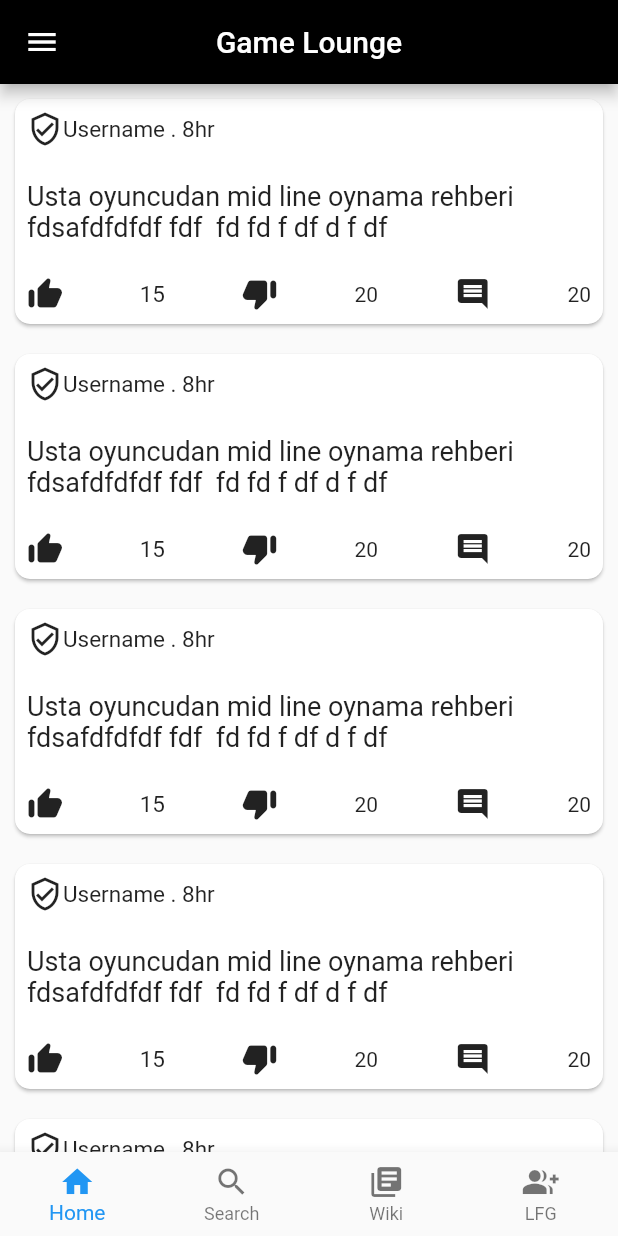
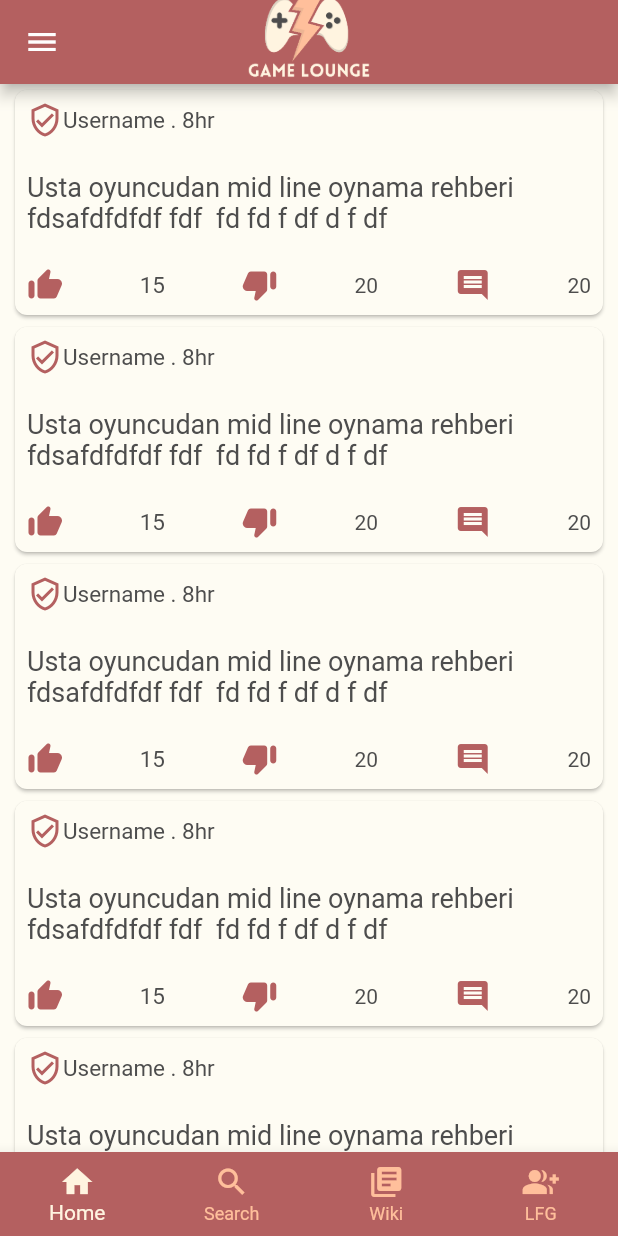
Before and after one commit to bounswe/bounswe2023group6, a Flutter app: the screen it shows after launch, on a phone screen of 412 x 824 dp. Run offline on Flutter 3.47's test engine with Material 2 defaults, Android fonts, the light colour scheme and no system bars.

Commit message:
added style

```diff
--- a/app/mobile/lib/constants/color_constants.dart
+++ b/app/mobile/lib/constants/color_constants.dart
@@ -5,4 +5,9 @@ class ColorConstants {
   static const Color primaryColor = Colors.black;
   static const Color buttonColor = Colors.blueGrey;
   static const Color backgroundColor = Colors.white;
+  static const Color color1 = Color.fromRGBO(180, 96, 96, 1);
+  static const Color color2 = Color.fromRGBO(255, 244, 224, 1);
+  static const Color color3 = Color.fromRGBO(77, 77, 77,1);
+  static const Color color4 = Color.fromRGBO(255, 191, 155, 1);
+  static const Color color5 = Color.fromRGBO(254, 252, 243, 1);
 }
--- a/app/mobile/lib/main.dart
+++ b/app/mobile/lib/main.dart
@@ -1,12 +1,9 @@
 import 'package:flutter/material.dart';
-import 'package:mobile/presentation/pages/home_page.dart';
 import 'package:mobile/presentation/pages/main_screen.dart';
 import 'presentation/pages/auth_page_demo.dart';
 import 'presentation/pages/registration_page.dart';
 import 'presentation/pages/login_page.dart';
-import 'presentation/widgets/app_bar_widget.dart';
 import 'constants/color_constants.dart';
-import 'constants/text_constants.dart';
 
 void main() {
   runApp(const MainApp());
@@ -15,12 +12,36 @@ void main() {
 class MainApp extends StatelessWidget {
   const MainApp({super.key});
 
+  final _color1 = ColorConstants.color1;
+  final _color2 = const Color.fromRGBO(255, 244, 224, 1);
+  final _color3 = const Color.fromRGBO(77, 77, 77,1);
+  final _color4 = const Color.fromRGBO(255, 191, 155, 1);
+  final _color5 = const Color.fromRGBO(254, 252, 243, 1);
+
+
   @override
   Widget build(BuildContext context) {
     return MaterialApp(
       title: 'Game Lounge',
       theme: ThemeData(
-        primaryColor: ColorConstants.primaryColor,
+        primaryColor: _color1,
+        primaryColorLight: _color2,
+        primaryColorDark: _color3,
+        primaryIconTheme: IconThemeData(color: Theme.of(context).primaryColorLight),
+        iconTheme: IconThemeData(color: _color1 ),
+        scaffoldBackgroundColor: _color5,
+        cardColor: _color5,
+        textTheme: TextTheme(bodyMedium: TextStyle(color: _color3)),
+        drawerTheme: DrawerThemeData(
+          backgroundColor: _color5,
+        ),
+        bottomNavigationBarTheme:  BottomNavigationBarThemeData(
+          backgroundColor:  _color1,
+          unselectedItemColor: _color4,
+          selectedLabelStyle: TextStyle(color: _color1) ,
+          selectedIconTheme: IconThemeData(color: _color2),
+          selectedItemColor: _color2,
+          ),
       ),
       // Define the initial route (optional)
       initialRoute: '/',
--- a/app/mobile/lib/presentation/pages/home_page.dart
+++ b/app/mobile/lib/presentation/pages/home_page.dart
@@ -43,8 +43,8 @@ class PostCard extends StatelessWidget {
   @override
   Widget build(BuildContext context) {
     return Card(
-      margin: const EdgeInsets.all(10),
-      shape: RoundedRectangleBorder(borderRadius: BorderRadius.circular(10)),
+      margin: const EdgeInsets.symmetric(horizontal:10,vertical: 4),
+      shape: RoundedRectangleBorder(borderRadius: BorderRadius.circular(8)),
       child:  const SizedBox(
         height: 150,
         child: Padding(
--- a/app/mobile/lib/presentation/pages/login_page.dart
+++ b/app/mobile/lib/presentation/pages/login_page.dart
@@ -2,7 +2,6 @@ import 'package:flutter/material.dart';
 import '../widgets/form_widget.dart';
 import '../../utils/validation_utils.dart';
 import '../../data/services/user_authentication_service.dart';
-import '../../data/models/user_model.dart';
 import '../widgets/app_bar_widget.dart';
 
 class LoginPage extends StatefulWidget {
--- a/app/mobile/lib/presentation/widgets/app_bar_widget.dart
+++ b/app/mobile/lib/presentation/widgets/app_bar_widget.dart
@@ -17,14 +17,9 @@ class CustomAppBar extends StatelessWidget implements PreferredSizeWidget {
       preferredSize: const Size.fromHeight(kToolbarHeight),
       child: AppBar(
         automaticallyImplyLeading: showBackButton, // Control back button visibility
-        title: Text(
-          title,
-          style: const TextStyle(
-            fontSize: 20, // Customize the font size if needed
-          ),
-        ),
+        title: SizedBox(height: 150,child: Image.asset('lib/assets/logo.png', fit: BoxFit.contain)),
         centerTitle: true, // Center the title in the middle
-        backgroundColor: ColorConstants.primaryColor, // Use the theme's primary color
+        backgroundColor: Theme.of(context).primaryColor, // Use the theme's primary color
       ),
     );
   }
--- a/app/mobile/lib/presentation/widgets/button_widget.dart
+++ b/app/mobile/lib/presentation/widgets/button_widget.dart
@@ -12,7 +12,7 @@ class Button extends StatelessWidget {
     return ElevatedButton(
       onPressed: onPressed,
       style: ElevatedButton.styleFrom(
-        backgroundColor: ColorConstants.buttonColor,
+        backgroundColor: Theme.of(context).primaryColor,
         padding: const EdgeInsets.all(12.0),
         textStyle: const TextStyle(fontSize: 18.0),
       ),
```
Also changed, not shown: app/mobile/lib/presentation/widgets/drawer_widget.dart (+10 -11 lines), app/mobile/lib/assets/logo.png.
